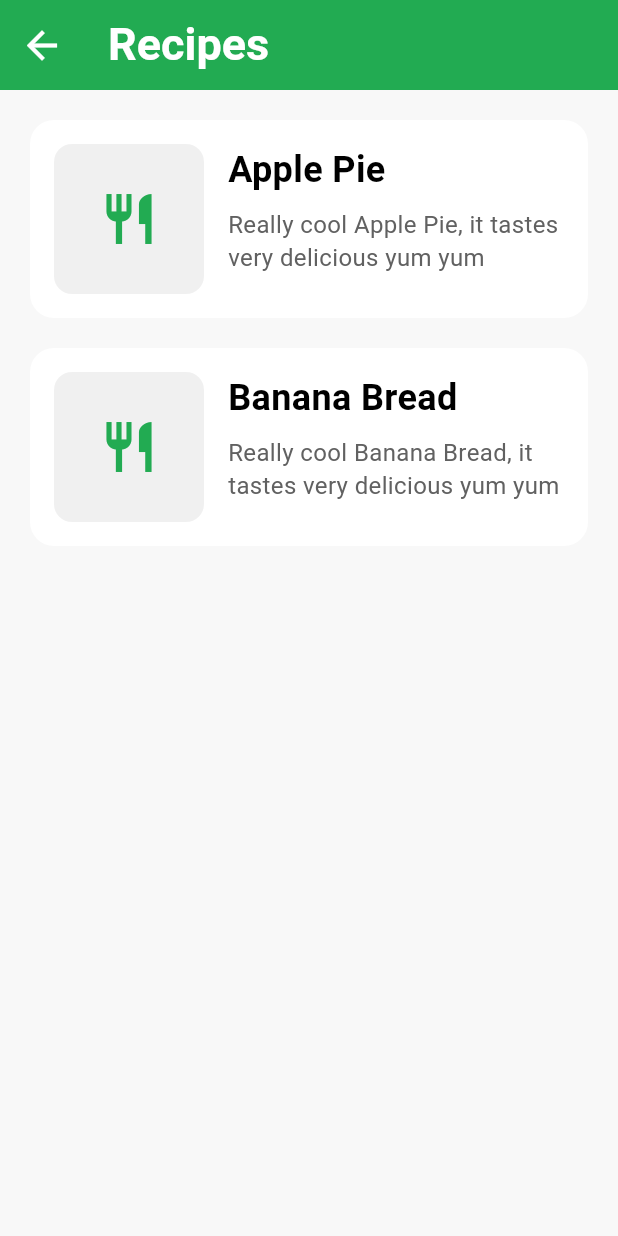
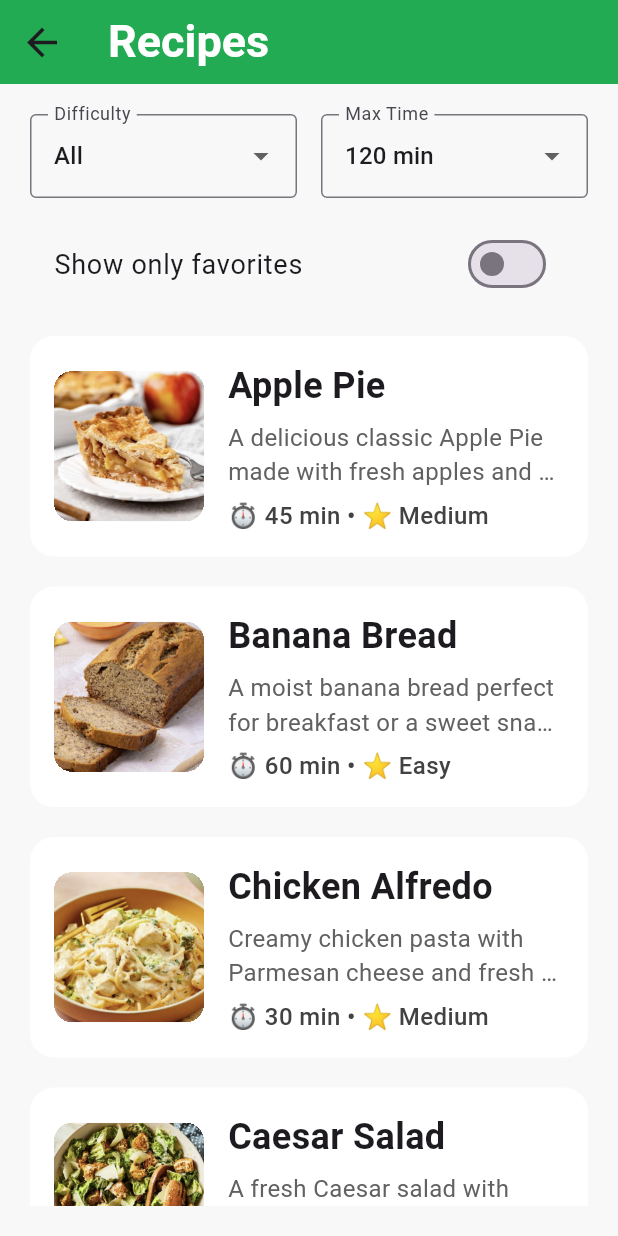
Before and after one commit to EECS3311F25/fridge_finder, a Flutter app: the RecipePageView screen opened directly, on a phone screen of 412 x 824 dp. Run offline on Flutter 3.47's test engine with Material 3 defaults, Android fonts, the phone set to English and light mode, and no system bars; our stand-ins replace sqflite; accounts and stored records are empty.

Commit message:
RecepieView, RecepieController and recepirviewPage done, recepie class created.

```diff
--- a/lib/controllers/recipe_controller.dart
+++ b/lib/controllers/recipe_controller.dart
@@ -1,26 +1,118 @@
-class RecipePageController {
-  /// Searches for recipes based on the provided [query].
+import '../models/recipe.dart';
 
-  /// Returns a list of recipe names that match the search term.
-  /// Currently uses a placeholder list — in a real app this might call
-  /// a local database, API, or other data source.
-  List<String> searchRecipes(String query) {
-    // Example static data
-    final List<String> allRecipes = [
-      'Spaghetti Bolognese',
-      'Chicken Curry',
-      'Beef Stroganoff',
-      'Vegetable Stir Fry',
-      'Fish Tacos',
-      'Lentil Soup',
-      'Caesar Salad',
-      'Pancakes',
-      'Chocolate Cake',
-      'Apple Pie',
-    ];
+class RecipeController {
+  // ---------- SINGLETON SETUP ----------
+  static final RecipeController _instance = RecipeController._internal();
+  factory RecipeController() => _instance;
+  RecipeController._internal();
+  // -------------------------------------
 
-    return allRecipes
-        .where((recipe) => recipe.toLowerCase().contains(query.toLowerCase()))
-        .toList();
+  // List of all recipes
+  final List<Recipe> _recipes = [
+    Recipe(
+      name: "Apple Pie",
+      description:
+          "A delicious classic Apple Pie made with fresh apples and baked to perfection.",
+      imagePath: "assets/images/apple_pie.jpg",
+      prepTime: 45,
+      difficulty: "Medium",
+    ),
+    Recipe(
+      name: "Banana Bread",
+      description:
+          "A moist banana bread perfect for breakfast or a sweet snack.",
+      imagePath: "assets/images/banana_bread.jpg",
+      prepTime: 60,
+      difficulty: "Easy",
+    ),
+    Recipe(
+      name: "Chicken Alfredo",
+      description:
+          "Creamy chicken pasta with Parmesan cheese and fresh herbs.",
+      imagePath: "assets/images/chicken_alfredo.jpg",
+      prepTime: 30,
+      difficulty: "Medium",
+    ),
+    Recipe(
+      name: "Caesar Salad",
+      description:
+          "A fresh Caesar salad with crunchy croutons and homemade dressing.",
+      imagePath: "assets/images/caesar_salad.jpg",
+      prepTime: 20,
+      difficulty: "Easy",
+    ),
+    Recipe(
+      name: "Beef Wellington",
+      description:
+          "A gourmet dish featuring beef tenderloin wrapped in puff pastry, mushrooms, and prosciutto. Crispy, juicy, and perfect for special dinners.",
+      imagePath: "assets/images/beef_wellington.jpg",
+      prepTime: 90, // BETWEEN 60 and 120
+      difficulty: "Hard", // HARD RECIPE
+    ),
+
+    Recipe(
+      name: "Chocolate Mousse",
+      description:
+          "A rich and airy chocolate dessert made with whipped cream and melted chocolate.",
+      imagePath: "assets/images/chocolate_mousse.jpg",
+      prepTime: 25,
+      difficulty: "Medium",
+    ),
+
+    Recipe(
+      name: "Veggie Stir Fry",
+      description:
+          "Fresh vegetables sautéed with soy sauce, garlic, and ginger. Healthy and fast.",
+      imagePath: "assets/images/veggie_stir_fry.jpg",
+      prepTime: 20,
+      difficulty: "Easy",
+    ),
+  ];
+
+  // Store favorites by name
+  final Set<String> _favoriteRecipeNames = {};
+
+  // Get all recipes
+  List<Recipe> getRecipes() => List.from(_recipes);
+
+  // Favorite operations
+  bool isFavorite(Recipe recipe) {
+    return _favoriteRecipeNames.contains(recipe.name);
+  }
+
+  void toggleFavorite(Recipe recipe) {
+    if (isFavorite(recipe)) {
+      _favoriteRecipeNames.remove(recipe.name);
+    } else {
+      _favoriteRecipeNames.add(recipe.name);
+    }
+  }
+
+  List<Recipe> getFavorites() {
+    return _recipes.where(isFavorite).toList();
+  }
+
+  // Filtering
+  List<Recipe> filterRecipes({
+    String? difficulty,
+    int? maxPrepTime,
+    bool onlyFavorites = false,
+  }) {
+    Iterable<Recipe> filtered = _recipes;
+
+    if (onlyFavorites) {
+      filtered = filtered.where(isFavorite);
+    }
+
+    if (difficulty != null && difficulty != "All") {
+      filtered = filtered.where((r) =>
+          r.difficulty.toLowerCase() == difficulty.toLowerCase());
+    }
+
+    if (maxPrepTime != null) {
+      filtered = filtered.where((r) => r.prepTime <= maxPrepTime);
+    }
+
+    return filtered.toList();
   }
 }
--- a/lib/main.dart
+++ b/lib/main.dart
@@ -1,5 +1,6 @@
 import 'package:flutter/material.dart';
 import 'package:fridge_finder/views/login_view.dart';
+import 'package:fridge_finder/views/recipe_page_view.dart';
 
 void main() {
   runApp(const MainApp());
@@ -10,6 +11,6 @@ class MainApp extends StatelessWidget {
   // home_view.dart is the main screen
   @override
   Widget build(BuildContext context) {
-    return MaterialApp(home: LoginView());
+    return MaterialApp(home: RecipePageView());
   }
 }
--- /dev/null
+++ b/lib/models/recipe.dart
@@ -0,0 +1,17 @@
+class Recipe {
+  final String name;
+  final String description;
+  final String imagePath;
+  final int prepTime; // minutes
+  final String difficulty;
+
+  Recipe({
+    required this.name,
+    required this.description,
+    required this.imagePath,
+    required this.prepTime,
+    required this.difficulty,
+  });
+
+  String get formattedPrepTime => "$prepTime min";
+}
--- a/lib/views/home_view.dart
+++ b/lib/views/home_view.dart
@@ -354,7 +354,7 @@ class HomeView extends StatelessWidget {
                 Navigator.push(
                   context,
                   MaterialPageRoute(
-                    builder: (context) => const RecipePageView(),
+                    builder: (context) =>  RecipePageView(),
                   ),
                 );
               },
--- a/lib/views/recipe_page_view.dart
+++ b/lib/views/recipe_page_view.dart
@@ -1,23 +1,51 @@
 import 'package:flutter/material.dart';
 import 'recipe_view.dart';
+import '../models/recipe.dart';
+import '../controllers/recipe_controller.dart';
 
-class RecipePageView extends StatelessWidget {
+class RecipePageView extends StatefulWidget {
   const RecipePageView({super.key});
+
+  @override
+  State<RecipePageView> createState() => _RecipePageViewState();
+}
+
+class _RecipePageViewState extends State<RecipePageView> {
+  final RecipeController _recipeController = RecipeController();
+
+  String _selectedDifficulty = "All";
+  double _maxPrepTime = 120;
+  bool _showFavoritesOnly = false;
+
+  late List<Recipe> _filteredRecipes;
+
+  @override
+  void initState() {
+    super.initState();
+    _filteredRecipes = _recipeController.getRecipes();
+  }
+
+  void _applyFilters() {
+    setState(() {
+      _filteredRecipes = _recipeController.filterRecipes(
+        difficulty: _selectedDifficulty,
+        maxPrepTime: _maxPrepTime.toInt(),
+        onlyFavorites: _showFavoritesOnly,
+      );
+    });
+  }
 
   @override
   Widget build(BuildContext context) {
     return Scaffold(
-      // Header ====================================================
+      // Header
       appBar: AppBar(
         leading: IconButton(
           icon: const Icon(Icons.arrow_back),
           onPressed: () => Navigator.of(context).pop(),
-          padding: EdgeInsets.zero,
           iconSize: 30,
         ),
-        title: const Padding(
-          padding: EdgeInsets.zero,
-          child: Text(
+        title: const Text(
           'Recipes',
           style: TextStyle(
             color: Colors.white,
@@ -25,105 +53,151 @@ class RecipePageView extends StatelessWidget {
             fontWeight: FontWeight.bold,
           ),
         ),
+        backgroundColor: const Color.fromRGBO(34, 171, 82, 1),
       ),
-        backgroundColor: const Color.fromRGBO(34, 171, 82, 1),
-        iconTheme: const IconThemeData(color: Colors.white),
-        toolbarHeight: 60,
-      ),
+
       backgroundColor: const Color.fromRGBO(248, 248, 248, 1),
-      // Recipes List
+
       body: Padding(
         padding: const EdgeInsets.all(20.0),
-        child: SingleChildScrollView(
         child: Column(
           children: [
-              _buildRecipeContainer(
-                context,
-                'Apple Pie',
-                'Really cool Apple Pie, it tastes very delicious yum yum',
+            // ---------------------- FILTERS ------------------------
+            Row(
+              children: [
+                Expanded(
+                  child: DropdownButtonFormField<String>(
+                    value: _selectedDifficulty,
+                    decoration: const InputDecoration(
+                      labelText: "Difficulty",
+                      border: OutlineInputBorder(),
                     ),
-              const SizedBox(height: 20),
-              _buildRecipeContainer(
-                context,
-                'Banana Bread',
-                'Really cool Banana Bread, it tastes very delicious yum yum',
+                    items: const [
+                      DropdownMenuItem(value: "All", child: Text("All")),
+                      DropdownMenuItem(value: "Easy", child: Text("Easy")),
+                      DropdownMenuItem(value: "Medium", child: Text("Medium")),
+                      DropdownMenuItem(value: "Hard", child: Text("Hard")),
+                    ],
+                    onChanged: (value) {
+                      _selectedDifficulty = value!;
+                      _applyFilters();
+                    },
                   ),
-              // New recipes here
+                ),
+
+                const SizedBox(width: 16),
+
+                // Max time filter
+                Expanded(
+                  child: DropdownButtonFormField<double>(
+                    value: _maxPrepTime,
+                    decoration: const InputDecoration(
+                      labelText: "Max Time",
+                      border: OutlineInputBorder(),
+                    ),
+                    items: const [
+                      DropdownMenuItem(value: 20, child: Text("20 min")),
+                      DropdownMenuItem(value: 30, child: Text("30 min")),
+                      DropdownMenuItem(value: 45, child: Text("45 min")),
+                      DropdownMenuItem(value: 60, child: Text("60 min")),
+                      DropdownMenuItem(value: 120, child: Text("120 min")),
+                    ],
+                    onChanged: (value) {
+                      _maxPrepTime = value!;
+                      _applyFilters();
+                    },
+                  ),
+                ),
               ],
             ),
+
+            const SizedBox(height: 16),
+
+            // Favorite filter
+            SwitchListTile(
+              value: _showFavoritesOnly,
+              onChanged: (val) {
+                _showFavoritesOnly = val;
+                _applyFilters();
+              },
+              title: const Text(
+                "Show only favorites",
+                style: TextStyle(fontSize: 18),
+              ),
+              activeColor: const Color.fromRGBO(34, 171, 82, 1),
+            ),
+
+            const SizedBox(height: 20),
+
+            // ---------------------- RECIPE LIST ------------------------
+            Expanded(
+              child: ListView.separated(
+                itemCount: _filteredRecipes.length,
+                separatorBuilder: (_, __) => const SizedBox(height: 20),
+                itemBuilder: (context, index) {
+                  final recipe = _filteredRecipes[index];
+                  return _buildRecipeContainer(context, recipe);
+                },
+              ),
+            ),
+          ],
         ),
       ),
     );
   }
 
-  // Recipe containers
-  Widget _buildRecipeContainer(
-    BuildContext context,
-    String title,
-    String description,
-  ) {
+  Widget _buildRecipeContainer(BuildContext context, Recipe recipe) {
     return GestureDetector(
       onTap: () {
         Navigator.push(
           context,
-          MaterialPageRoute(builder: (context) => const RecipeView()),
-        );
+          MaterialPageRoute(builder: (_) => RecipeView(recipe: recipe)),
+        ).then((_) => _applyFilters());
       },
       child: Container(
-        width: double.infinity,
         padding: const EdgeInsets.all(16.0),
         decoration: BoxDecoration(
           color: Colors.white,
           borderRadius: BorderRadius.circular(16),
         ),
         child: Row(
-          crossAxisAlignment: CrossAxisAlignment.start,
           children: [
-            // Recipe Icon Box
+            // Thumbnail
             Container(
               width: 100,
               height: 100,
               decoration: BoxDecoration(
+                borderRadius: BorderRadius.circular(12),
                 color: const Color.fromRGBO(240, 240, 240, 1),
-                borderRadius: BorderRadius.circular(12),
               ),
-              child: const Center(
-                child: Icon(
-                  Icons.restaurant,
-                  size: 40,
-                  color: Color.fromRGBO(34, 171, 82, 1),
-                ),
-              ),
+              clipBehavior: Clip.hardEdge,
+              child: Image.asset(recipe.imagePath, fit: BoxFit.cover),
             ),
             const SizedBox(width: 16),
 
-            // Recipe Title and Description
+            // Text column
             Expanded(
               child: Column(
                 crossAxisAlignment: CrossAxisAlignment.start,
                 children: [
-                  // Recipe Title
-                  Text(
-                    title,
+                  Text(recipe.name,
                       style: const TextStyle(
-                      fontSize: 24,
-                      fontWeight: FontWeight.bold,
-                      color: Colors.black,
-                    ),
-                  ),
-                  const SizedBox(height: 8),
+                          fontSize: 24, fontWeight: FontWeight.bold)),
+                  const SizedBox(height: 6),
 
-                  // Recipe Description
-                  Text(
-                    description,
+                  Text(recipe.description,
+                      maxLines: 2,
+                      overflow: TextOverflow.ellipsis,
                       style: TextStyle(
+                          fontSize: 16, color: Colors.grey.shade700)),
+
+                  const SizedBox(height: 6),
+
+                  Text("⏱ ${recipe.prepTime} min • ⭐ ${recipe.difficulty}",
+                      style: TextStyle(
+                          color: Colors.grey.shade800,
                           fontSize: 16,
-                      color: Colors.grey.shade700,
-                      height: 1.4,
-                    ),
-                    maxLines: 3,
-                    overflow: TextOverflow.ellipsis,
-                  ),
+                          fontWeight: FontWeight.w500)),
                 ],
               ),
             ),
```
Also changed, not shown: lib/views/recipe_view.dart (+77 -27 lines), assets/images/apple_pie.jpg (added), assets/images/banana_bread.jpg (added), assets/images/beef_wellington.jpg (added), assets/images/caesar_salad.jpg (added), assets/images/chicken_alfredo.jpg (added), assets/images/chocolate_mousse.jpg (added), assets/images/veggie_stir_fry.jpg (added). Lines whose indentation alone changed are shown as unchanged.
